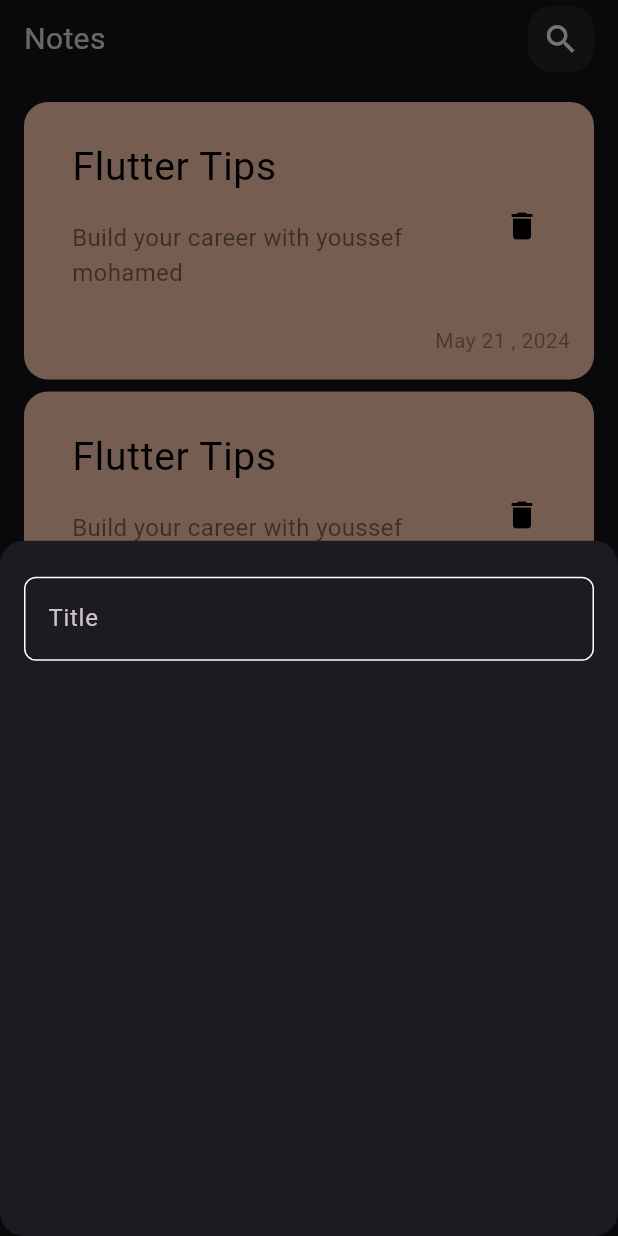
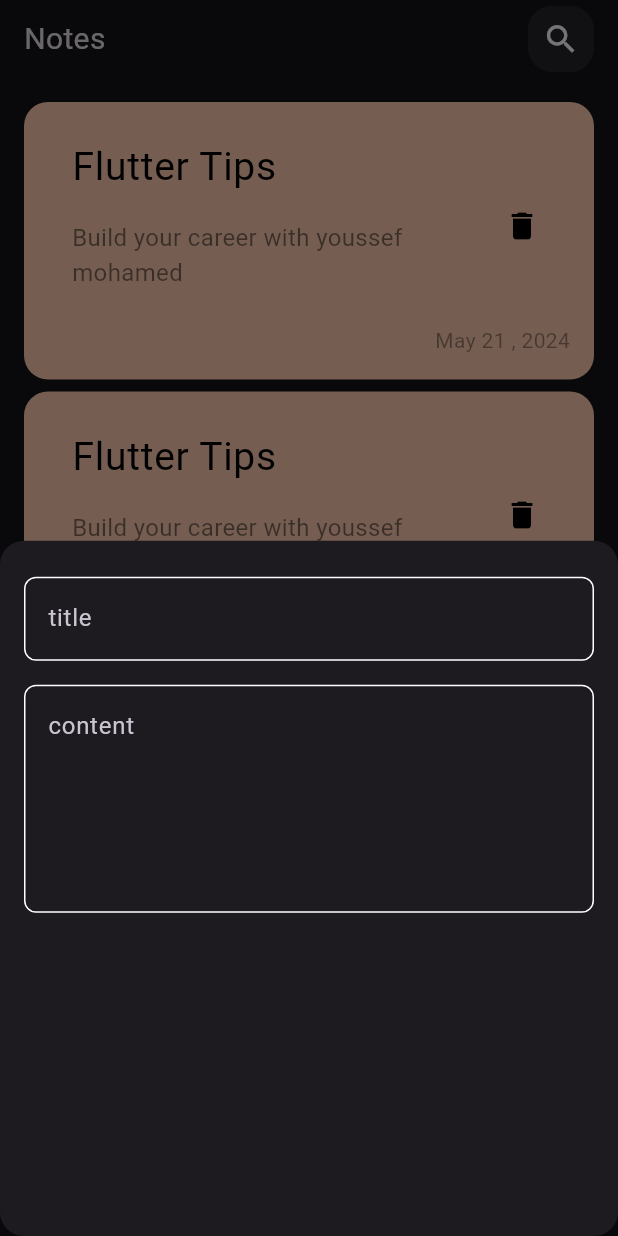
Before and after one commit to YoussefMohamed2004/notes_app, a Flutter app: the screen it shows after launch, after a tap on the "add" icon, on a phone screen of 412 x 824 dp. Run offline on Flutter 3.47's test engine with Material 3 defaults, Android fonts, the phone set to English and light mode, and no system bars.

Commit message:
add fields to notes bottom sheet

```diff
--- a/lib/views/widgets/add_note_buttom_sheet.dart
+++ b/lib/views/widgets/add_note_buttom_sheet.dart
@@ -13,7 +13,17 @@ class AddNoteButtomSheet extends StatelessWidget {
           SizedBox(
             height: 24,
           ),
-          CustomTextFiled(),
+          CustomTextFiled(
+
+            hint: 'title',
+          ),
+          SizedBox(
+            height: 16,
+          ),
+          CustomTextFiled(
+            hint: 'content',
+            maxLines: 5,
+          ),
         ],
       ),
     );
--- a/lib/views/widgets/custom_text_filed.dart
+++ b/lib/views/widgets/custom_text_filed.dart
@@ -2,14 +2,19 @@ import 'package:flutter/material.dart';
 import 'package:flutter_application_8/constants.dart';
 
 class CustomTextFiled extends StatelessWidget {
-  const CustomTextFiled({super.key});
+  const CustomTextFiled({super.key, required this.hint,  this.maxLines = 1});
+
+final String hint;
+final int maxLines;
+
 
   @override
   Widget build(BuildContext context) {
     return TextField(
       cursorColor: KPrimaryColor,
+      maxLines: maxLines,
       decoration: InputDecoration(
-        hintText: 'Title',
+        hintText: hint,
 
         border: buildBorder(),
         enabledBorder: buildBorder(),
```
